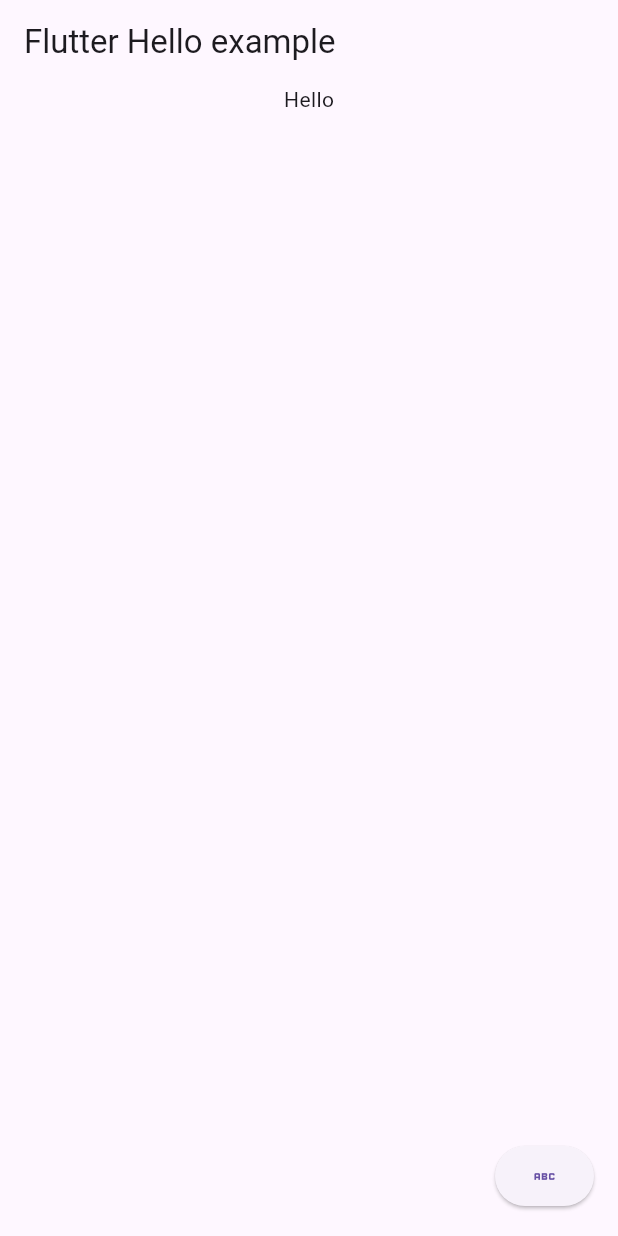
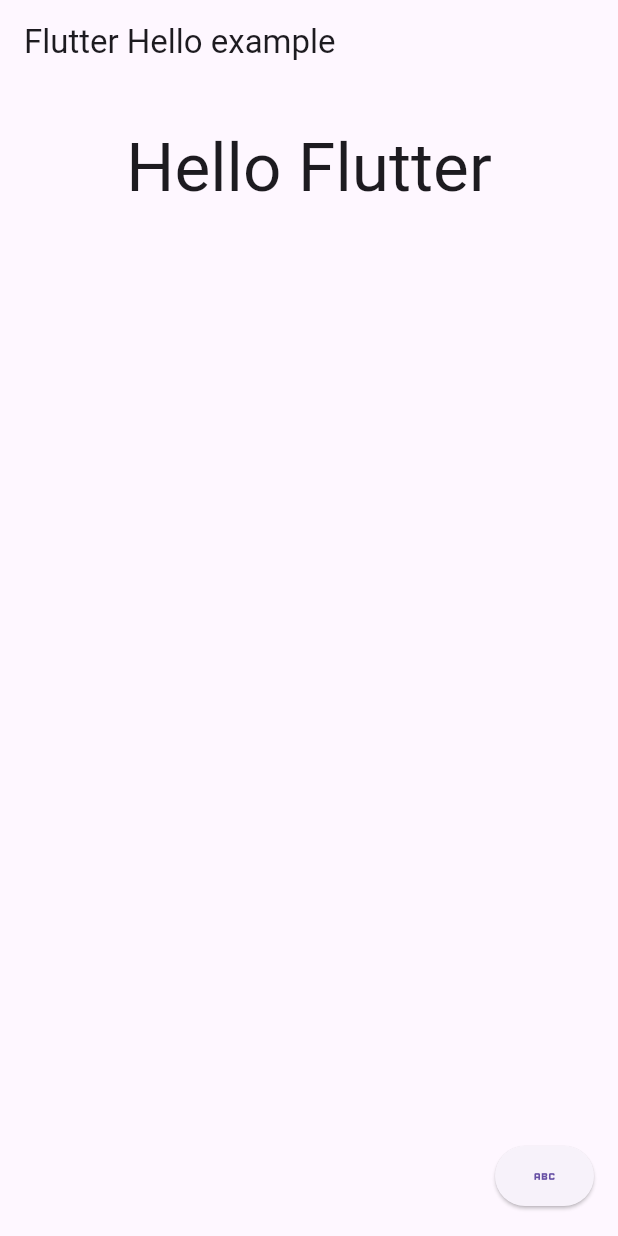
Before and after one commit to hhao99/flutter-tutorial, a Flutter app: the screen it shows after launch, on a phone screen of 412 x 824 dp. Run offline on Flutter 3.47's test engine with Material 3 defaults, Android fonts, the phone set to English and light mode, and no system bars.

Commit message:
hello with text style

```diff
--- a/hello/lib/main.dart
+++ b/hello/lib/main.dart
@@ -17,7 +17,10 @@ class HomePage extends StatelessWidget {
       body: Center(
         child: Column(
           children: [
-            Text("Hello"),
+            Padding(
+                padding: EdgeInsets.all(30),
+                child: Text("Hello Flutter",
+                    style: Theme.of(context).textTheme.displayMedium)),
           ],
         ),
       ),
```
